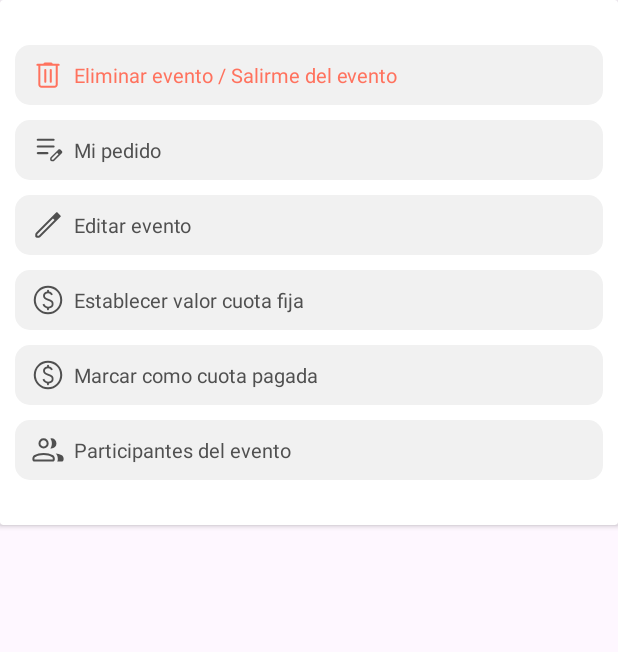
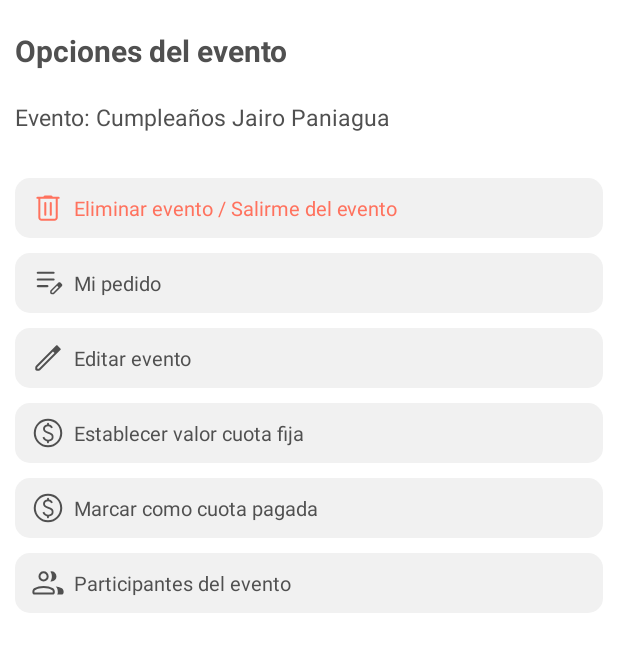
Before and after one commit to jey1322/Gastos-Compartidos, an Android app: the layout activity_option_events.xml on its own in the app's theme, with its tools: preview values and no code run, on a phone screen of 412 x 824 dp. Shown: the top 652 px of the screen. Run offline under Robolectric (Android 15) with nearby library versions, the phone set to English and light mode, and no system bars.

Commit message:
pasamos el sheet a a actividad

```diff
--- a/GastosCompartidos/app/src/main/AndroidManifest.xml
+++ b/GastosCompartidos/app/src/main/AndroidManifest.xml
@@ -16,6 +16,9 @@
         android:usesCleartextTraffic="true"
         tools:targetApi="31">
         <activity
+            android:name=".view.optionEvents.OptionEvents"
+            android:exported="false" />
+        <activity
             android:name=".view.home.Home"
             android:exported="false" />
         <activity
--- a/GastosCompartidos/app/src/main/res/layout/sheet_options_events.xml
+++ b/GastosCompartidos/app/src/main/res/layout/activity_option_events.xml
@@ -1,12 +1,39 @@
 <?xml version="1.0" encoding="utf-8"?>
-<androidx.cardview.widget.CardView xmlns:android="http://schemas.android.com/apk/res/android"
+<ScrollView xmlns:android="http://schemas.android.com/apk/res/android"
+    xmlns:app="http://schemas.android.com/apk/res-auto"
+    xmlns:tools="http://schemas.android.com/tools"
+    android:id="@+id/main"
     android:layout_width="match_parent"
-    android:layout_height="wrap_content">
+    android:layout_height="match_parent"
+    android:background="@color/backp"
+    tools:context=".view.optionEvents.OptionEvents">
 
     <LinearLayout
         android:layout_width="match_parent"
-        android:layout_height="wrap_content"
+        android:layout_height="match_parent"
         android:orientation="vertical">
+
+        <TextView
+            android:layout_width="wrap_content"
+            android:layout_height="wrap_content"
+            android:text="Opciones del evento"
+            android:textColor="@color/text"
+            android:textSize="20dp"
+            android:textStyle="bold"
+            android:layout_marginTop="20dp"
+            android:layout_marginStart="10dp"/>
+
+        <TextView
+            android:layout_width="wrap_content"
+            android:layout_height="wrap_content"
+            android:id="@+id/tvEvent"
+            tools:text="Evento: Cumpleaños Jairo Paniagua"
+            android:textColor="@color/text"
+            android:maxLines="1"
+            android:ellipsize="end"
+            android:textSize="15dp"
+            android:layout_marginTop="20dp"
+            android:layout_marginStart="10dp"/>
 
         <TextView
             android:layout_width="match_parent"
@@ -101,4 +128,4 @@
 
     </LinearLayout>
 
-</androidx.cardview.widget.CardView>
+</ScrollView>
```
Also changed, not shown: GastosCompartidos/app/src/main/java/com/strainteam/gastoscompartidos/adapter/ItemEventos.kt (+7 -6 lines), GastosCompartidos/app/src/main/java/com/strainteam/gastoscompartidos/view/optionEvents/OptionEvents.kt (added, +23 -0 lines).
